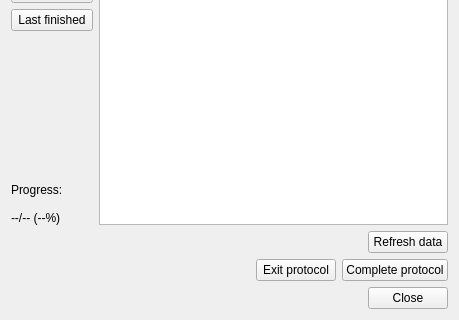
janelia-flyem/NeuTu, file neurolabi/gui/protocols/synapsepredictionprotocol.ui: the form before one commit; both pictures show x 0 to 459 and y 262 to 582 of the 459 by 582 pixel window.
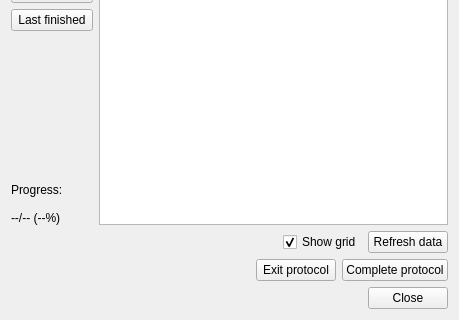
The form after the commit.

Commit message: added "show grid" checkbox to synapse prediction protocol, region variation only

```diff
--- a/neurolabi/gui/protocols/synapsepredictionprotocol.ui
+++ b/neurolabi/gui/protocols/synapsepredictionprotocol.ui
@@ -287,6 +287,16 @@
        </property>
       </spacer>
      </item>
+     <item>
+      <widget class="QCheckBox" name="gridCheckBox">
+       <property name="text">
+        <string>Show grid</string>
+       </property>
+       <property name="checked">
+        <bool>true</bool>
+       </property>
+      </widget>
+     </item>
      <item>
       <widget class="QPushButton" name="refreshButton">
        <property name="text">
```
The commit also changes 2 other files.
